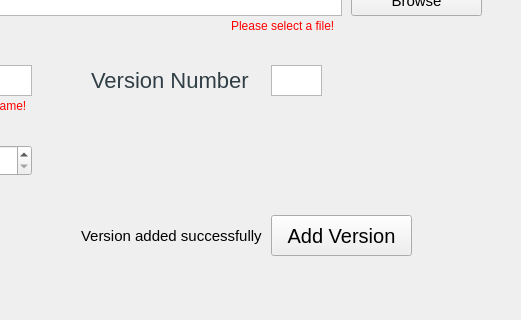
HalaSaadeh/XML_Warehouse, file addfiles.ui: the form before one commit; both pictures show x 599 to 1120 and y 285 to 605 of the 1120 by 850 pixel window.
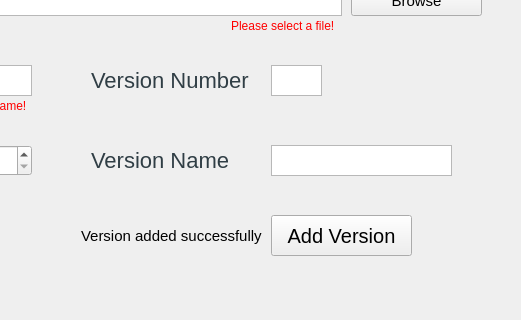
The form after the commit.

Commit message: base for add version functionality

```diff
--- a/addfiles.ui
+++ b/addfiles.ui
@@ -460,6 +460,39 @@
     <string>Enter a name!</string>
    </property>
   </widget>
+  <widget class="QTextEdit" name="userField">
+   <property name="geometry">
+    <rect>
+     <x>870</x>
+     <y>430</y>
+     <width>181</width>
+     <height>31</height>
+    </rect>
+   </property>
+   <property name="styleSheet">
+    <string notr="true">selection-background-color: rgb(125, 151, 165);
+alternate-background-color: rgb(125, 151, 165);
+font-size: 15px;</string>
+   </property>
+  </widget>
+  <widget class="QLabel" name="user">
+   <property name="geometry">
+    <rect>
+     <x>690</x>
+     <y>410</y>
+     <width>191</width>
+     <height>71</height>
+    </rect>
+   </property>
+   <property name="styleSheet">
+    <string notr="true">color: #303e45 ;
+  font-size: 22px;
+font-family: helvetica;</string>
+   </property>
+   <property name="text">
+    <string>Version Name</string>
+   </property>
+  </widget>
  </widget>
  <resources/>
  <connections/>
```
The commit also changes 3 other files.
